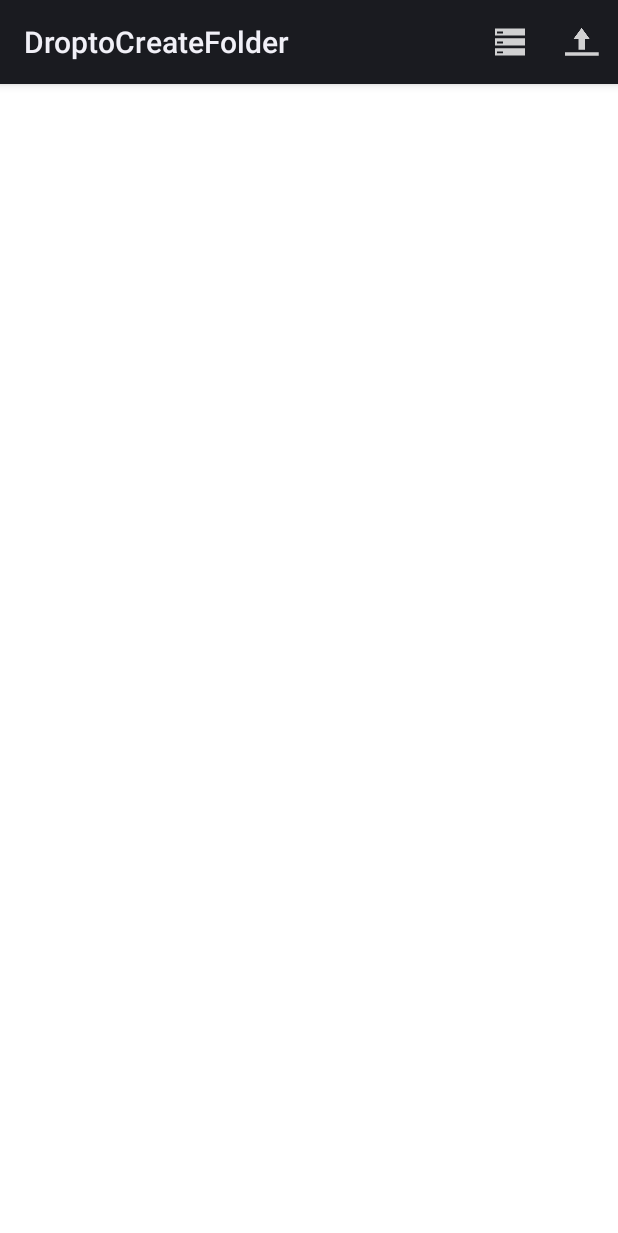
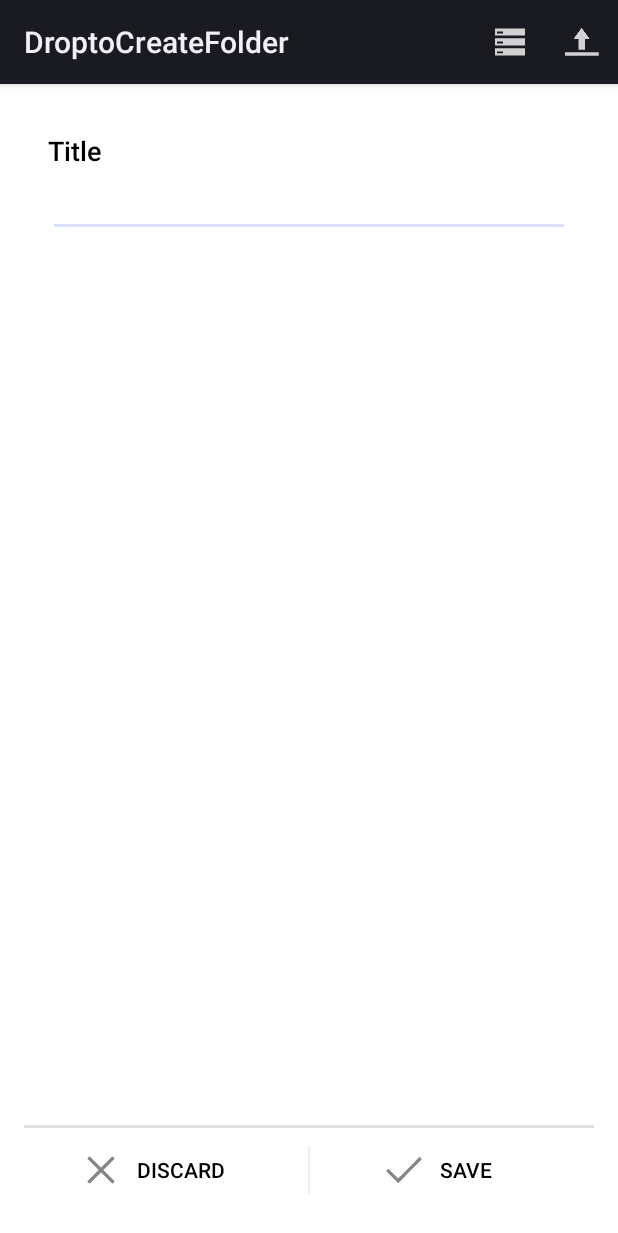
Before and after one commit to nurimelia/DropTo, an Android app: the DroptoCreateFolder screen opened directly, with no data from a screen before it, on a phone screen of 412 x 824 dp. Shown: the top 1233 px of the screen. Run offline under Robolectric (Android 15) with nearby library versions, the phone set to English and light mode, and no system bars.

Commit message:
Create folder title

```diff
--- a/app/src/main/java/com/teratotech/dropto/MainActivity.java
+++ b/app/src/main/java/com/teratotech/dropto/MainActivity.java
@@ -66,8 +66,6 @@ public class MainActivity extends Activity {
         params = getWindow().getAttributes();
         params.width = width;
 
-
-
     }
 
 
--- /dev/null
+++ b/app/src/main/res/drawable/btn_borderless.xml
@@ -0,0 +1,7 @@
+<?xml version="1.0" encoding="utf-8"?>
+
+<selector xmlns:android="http://schemas.android.com/apk/res/android">
+    <item android:state_pressed="true" android:drawable="@color/pressed_button" />
+    <item android:state_checked="true" android:drawable="@color/pressed_button" />
+
+</selector>
--- a/app/src/main/res/layout/activity_dropto_create_folder.xml
+++ b/app/src/main/res/layout/activity_dropto_create_folder.xml
@@ -8,6 +8,92 @@
     android:paddingBottom="@dimen/activity_vertical_margin"
     tools:context="com.teratotech.dropto.DroptoCreateFolder"
     android:background="#FFFFFF"
-    >
+  >
+    <LinearLayout
+        android:id="@+id/droptoedit_buttons"
+        android:orientation="horizontal"
+        android:layout_width="match_parent"
+        android:layout_height="?android:actionBarSize"
+        android:layout_alignParentBottom="true"
+        android:divider="?android:attr/dividerVertical"
+        android:dividerPadding="12dp"
+        android:showDividers="middle">
+
+        <FrameLayout
+            android:id="@+id/action_discard"
+            style="?android:actionButtonStyle"
+            android:layout_width="0dp"
+            android:layout_height="match_parent"
+            android:layout_weight="1"
+            android:background="@drawable/btn_borderless"
+            android:clickable="true">
+
+            <TextView
+                style="?android:actionBarTabTextStyle"
+                android:layout_width="wrap_content"
+                android:layout_height="wrap_content"
+                android:layout_gravity="center"
+                android:drawableLeft="@drawable/ic_action_cancel"
+                android:drawablePadding="8dp"
+                android:gravity="center_vertical"
+                android:paddingRight="20dp"
+                android:text="@string/label_discard"
+                android:textColor="#000000" />
+
+        </FrameLayout>
+
+        <FrameLayout
+            android:id="@+id/action_save"
+            style="?android:actionButtonStyle"
+            android:layout_width="0dp"
+            android:layout_height="match_parent"
+            android:layout_weight="1"
+            android:background="@drawable/btn_borderless"
+            android:clickable="true">
+
+            <TextView
+                style="?android:actionBarTabTextStyle"
+                android:layout_width="wrap_content"
+                android:layout_height="wrap_content"
+                android:layout_gravity="center"
+                android:drawableLeft="@drawable/ic_action_accept"
+                android:drawablePadding="8dp"
+                android:gravity="center_vertical"
+                android:paddingRight="20dp"
+                android:text="@string/label_save"
+                android:textColor="#000000" />
+
+        </FrameLayout>
+
+    </LinearLayout>
+
+    <View style="@style/Separator" android:layout_above="@id/droptoedit_buttons" />
+
+
+        <LinearLayout
+            android:id="@+id/droptoedit_form"
+            android:layout_width="match_parent"
+            android:layout_height="wrap_content"
+            android:orientation="vertical"
+            android:padding="16dp">
+
+
+            <TextView
+                android:layout_width="match_parent"
+                android:layout_height="wrap_content"
+                android:textAppearance="?android:attr/textAppearanceMedium"
+                android:text="@string/label_title"
+                android:textColor="#000000"/>
+
+            <EditText
+                android:id="@+id/droptoedit_title"
+                android:layout_width="match_parent"
+                android:layout_height="wrap_content"
+                android:ems="10"
+                android:inputType="textCapWords"
+                android:textColor="#000000"/>
+
+
+        </LinearLayout>
 
 </RelativeLayout>
--- a/app/src/main/res/values/color.xml
+++ b/app/src/main/res/values/color.xml
@@ -6,4 +6,7 @@
     <color name="white">#FFFFFF</color>
     <color name="black">#000000</color>
 
+    <color name="pressed_button">#33b4c833</color>
+
+
 </resources>
--- a/app/src/main/res/values/strings.xml
+++ b/app/src/main/res/values/strings.xml
@@ -16,4 +16,8 @@
 
     <string name="hello">Video</string>
 
+    <string name="label_discard">Discard</string>
+    <string name="label_save">Save</string>
+    <string name="label_title">Title</string>
+
 </resources>
--- a/app/src/main/res/values/styles.xml
+++ b/app/src/main/res/values/styles.xml
@@ -17,4 +17,11 @@
 
 
 </style>
+
+    <style name="Separator">
+        <item name="android:layout_width">match_parent</item>
+        <item name="android:layout_height">2dp</item>
+        <item name="android:background">#e0e0e0</item>
+    </style>
+
 </resources>
```
Also changed, not shown: app/src/main/res/drawable-hdpi/ic_action_accept.png (added), app/src/main/res/drawable-hdpi/ic_action_cancel.png (added), app/src/main/res/drawable-mdpi/ic_action_accept.png (added), app/src/main/res/drawable-mdpi/ic_action_cancel.png (added), app/src/main/res/drawable-xhdpi/ic_action_accept.png (added), app/src/main/res/drawable-xhdpi/ic_action_cancel.png (added), app/src/main/res/drawable-xxhdpi/ic_action_accept.png (added), app/src/main/res/drawable-xxhdpi/ic_action_cancel.png (added).
